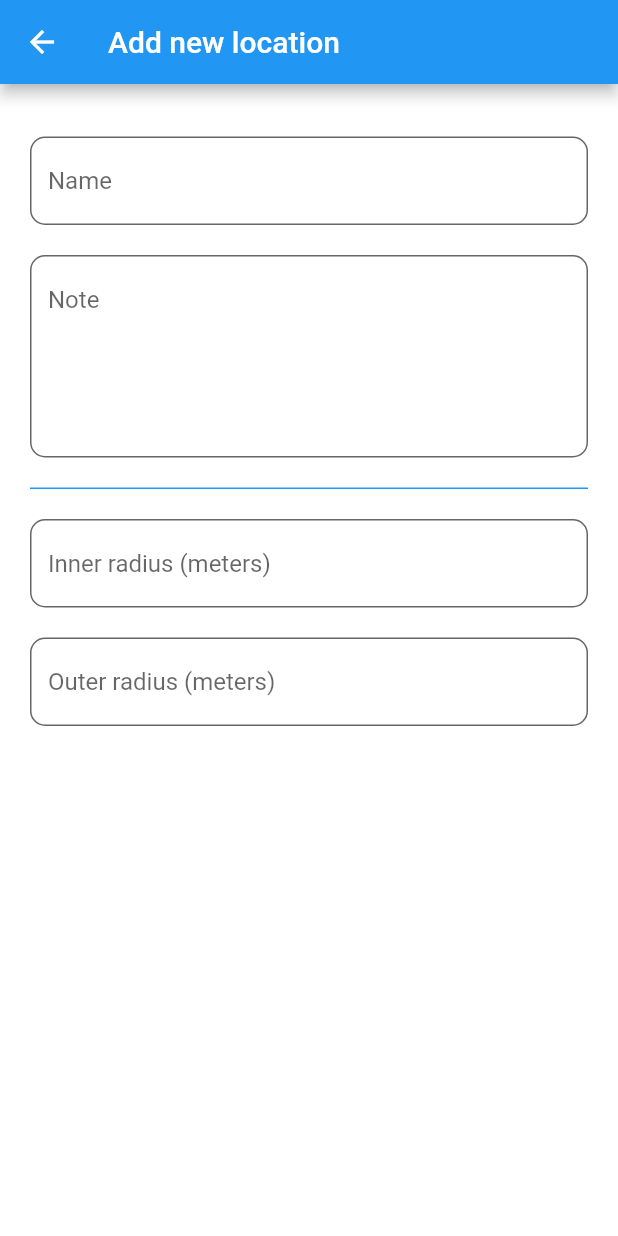
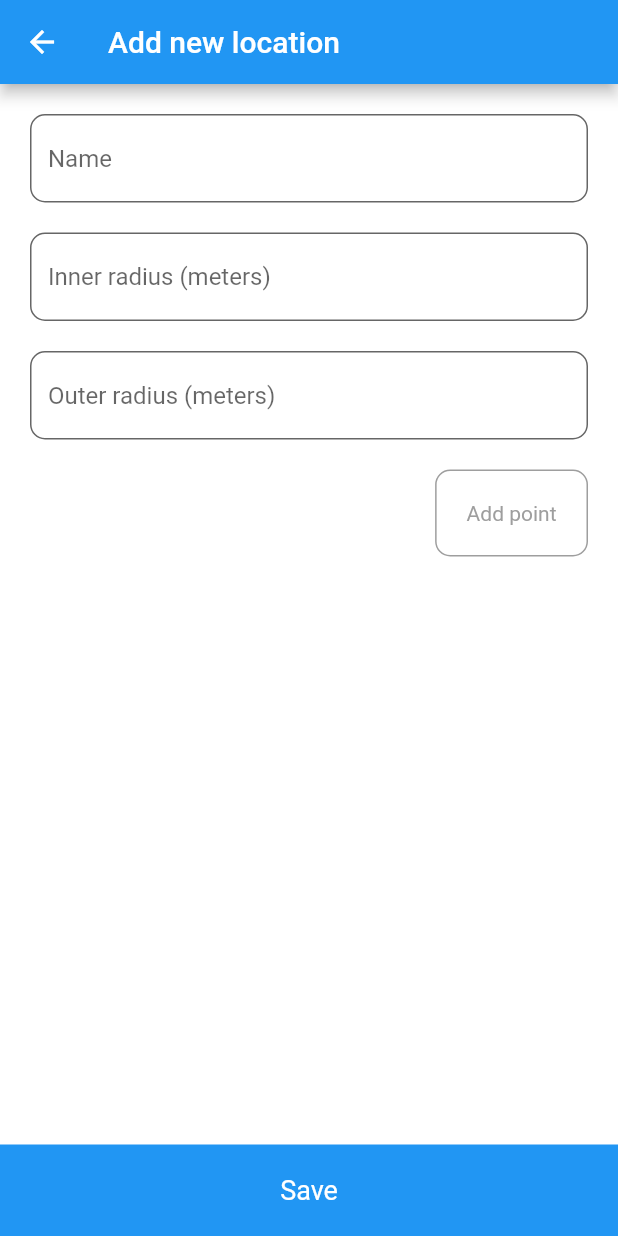
Before and after one commit to salihagic/PinPoint, a Flutter app: the screen it shows after launch, after a tap on the "add" icon, on a phone screen of 412 x 824 dp. Run offline on Flutter 3.47's test engine with Material 2 defaults, Android fonts, the phone set to English and light mode, and no system bars; our stand-ins replace equatable, flutter_riverpod, geolocator, hive, hive_flutter; accounts and stored records are empty.

Commit message:
Multipoint for more refined precision

```diff
--- a/lib/data/initializers/local_data_source_initializer.dart
+++ b/lib/data/initializers/local_data_source_initializer.dart
@@ -4,12 +4,10 @@ import 'package:pinpoint/data/initializers/initializer.dart';
 import 'package:pinpoint/data/repositories/locations_repository.dart';
 import 'package:pinpoint/domain/entities/location_item.dart';
 import 'package:pinpoint/domain/entities/location_point.dart';
-import 'package:pinpoint/domain/enumerations/location_item_type.dart';
 
 void registerHiveAdapters() {
   Hive.registerAdapter(LocationPointAdapter());
   Hive.registerAdapter(LocationItemAdapter());
-  Hive.registerAdapter(LocationItemTypeAdapter());
 }
 
 final localDataSourceInitializer = FutureProvider(
--- a/lib/data/repositories/locations_repository.dart
+++ b/lib/data/repositories/locations_repository.dart
@@ -2,8 +2,10 @@ import 'package:flutter_riverpod/flutter_riverpod.dart';
 
 import 'package:hive_flutter/hive_flutter.dart';
 import 'package:pinpoint/constants/storage_keys.dart';
+import 'package:pinpoint/data/models/location_item_add_model.dart';
 import 'package:pinpoint/data/storage.dart';
 import 'package:pinpoint/domain/entities/location_item.dart';
+import 'package:pinpoint/domain/entities/location_point.dart';
 
 final locationsRepositoryProvider = Provider<LocationsRepository>(
   (ref) => LocationsRepositoryImpl(),
@@ -11,7 +13,7 @@ final locationsRepositoryProvider = Provider<LocationsRepository>(
 
 abstract class LocationsRepository {
   Future<void> init();
-  Future<void> add(LocationItem locationItem);
+  Future<void> add(LocationItemAddModel model);
   Future<List<LocationItem>> getItems();
   Future<void> delete(String id);
 }
@@ -26,8 +28,18 @@ class LocationsRepositoryImpl implements LocationsRepository {
   }
 
   @override
-  Future<void> add(LocationItem locationItem) async =>
-      await _locationsStorage.add(locationItem);
+  Future<void> add(LocationItemAddModel model) async {
+    final midPoint = _calculateMidPoint(model.points);
+
+    final item = LocationItem(
+      name: model.name,
+      innerRadius: model.innerRadius,
+      outerRadius: model.outerRadius,
+      point: midPoint,
+    );
+
+    await _locationsStorage.add(item);
+  }
 
   @override
   Future<List<LocationItem>> getItems() async =>
@@ -39,4 +51,27 @@ class LocationsRepositoryImpl implements LocationsRepository {
 
     item.delete();
   }
+
+  LocationPoint _calculateMidPoint(List<LocationPoint> points) {
+    if (points.isEmpty) {
+      throw ArgumentError('List of points cannot be empty');
+    }
+
+    double sumLatitude = 0;
+    double sumLongitude = 0;
+    int count = points.length;
+
+    for (var point in points) {
+      sumLatitude += point.latitude;
+      sumLongitude += point.longitude;
+    }
+
+    double centerLatitude = sumLatitude / count;
+    double centerLongitude = sumLongitude / count;
+
+    return LocationPoint(
+      latitude: centerLatitude,
+      longitude: centerLongitude,
+    );
+  }
 }
--- a/lib/domain/entities/location_item.dart
+++ b/lib/domain/entities/location_item.dart
@@ -4,7 +4,6 @@ import 'package:uuid/uuid.dart';
 
 import 'package:pinpoint/constants/hive_types.dart';
 import 'package:pinpoint/domain/entities/location_point.dart';
-import 'package:pinpoint/domain/enumerations/location_item_type.dart';
 
 part 'location_item.g.dart';
 
@@ -17,30 +16,20 @@ class LocationItem extends HiveObject with EquatableMixin {
   final String? name;
 
   @HiveField(2)
-  final String? note;
+  final double innerRadius;
 
   @HiveField(3)
-  final double innerRadius;
+  final double outerRadius;
 
   @HiveField(4)
-  final double outerRadius;
-
-  @HiveField(5)
-  final List<LocationPoint> points;
-
-  LocationPoint get point => points.first;
-
-  @HiveField(6)
-  final LocationItemType type;
+  final LocationPoint point;
 
   LocationItem({
     String? id,
     this.name,
-    this.note,
     this.innerRadius = 0,
     this.outerRadius = 0,
-    required this.points,
-    this.type = LocationItemType.radius,
+    required this.point,
   }) : id = id ?? const Uuid().v1();
 
   @override
@@ -49,20 +38,16 @@ class LocationItem extends HiveObject with EquatableMixin {
   LocationItem copyWith({
     String? id,
     String? name,
-    String? note,
     double? innerRadius,
     double? outerRadius,
-    List<LocationPoint>? points,
-    LocationItemType? type,
+    LocationPoint? point,
   }) {
     return LocationItem(
       id: id ?? this.id,
       name: name ?? this.name,
-      note: note ?? this.note,
       innerRadius: innerRadius ?? this.innerRadius,
       outerRadius: outerRadius ?? this.outerRadius,
-      points: points ?? this.points,
-      type: type ?? this.type,
+      point: point ?? this.point,
     );
   }
 
@@ -70,11 +55,9 @@ class LocationItem extends HiveObject with EquatableMixin {
     return <String, dynamic>{
       'id': id,
       'name': name,
-      'note': note,
       'innerRadius': innerRadius,
       'outerRadius': outerRadius,
-      'points': points.map((x) => x.toMap()).toList(),
-      'type': type.name,
+      'points': point.toMap(),
     };
   }
 }
--- a/lib/domain/notifiers/location_add_notifier/location_add_state_notifier.dart
+++ b/lib/domain/notifiers/location_add_notifier/location_add_state_notifier.dart
@@ -1,33 +1,45 @@
 import 'package:flutter_riverpod/flutter_riverpod.dart';
+import 'package:pinpoint/data/models/location_item_add_model.dart';
 import 'package:pinpoint/data/repositories/locations_repository.dart';
-import 'package:pinpoint/domain/entities/location_item.dart';
 import 'package:pinpoint/domain/entities/location_point.dart';
 import 'package:pinpoint/domain/notifiers/location_add_notifier/location_add_state.dart';
 
 final locationAddStateNotifierProvider =
     StateNotifierProvider<LocationAddStateNotifier, LocationAddState>(
   (ref) => LocationAddStateNotifier(
+    ref: ref,
     locationsRepository: ref.read(locationsRepositoryProvider),
   ),
 );
 
 class LocationAddStateNotifier extends StateNotifier<LocationAddState> {
+  final Ref ref;
   final LocationsRepository locationsRepository;
 
   LocationAddStateNotifier({
+    required this.ref,
     required this.locationsRepository,
   }) : super(LocationAddState.initial());
 
-  Future<void> update(LocationItem item) async {
-    state = state.copyWith(item: item);
+  Future<void> update(LocationItemAddModel model) async {
+    state = state.copyWith(status: LocationAddStateStatus.dirty, model: model);
   }
 
-  Future<void> save(LocationPoint locationPoint) async {
+  Future<void> addPoint(LocationPoint point) async {
+    final currentPoints = List<LocationPoint>.from(state.model.points);
+
+    currentPoints.add(point);
+
+    state = state.copyWith(
+      status: LocationAddStateStatus.dirty,
+      model: state.model.copyWith(points: currentPoints),
+    );
+  }
+
+  Future<void> save() async {
     state = state.copyWith(status: LocationAddStateStatus.submitting);
 
-    state.item.points.add(locationPoint);
-
-    await locationsRepository.add(state.item);
+    await locationsRepository.add(state.model);
 
     state = state.copyWith(status: LocationAddStateStatus.submittingSuccess);
     state = LocationAddState.initial();
--- a/lib/presentation/location_add_page.dart
+++ b/lib/presentation/location_add_page.dart
@@ -8,6 +8,7 @@ import 'package:pinpoint/domain/notifiers/location_add_notifier/location_add_sta
 import 'package:pinpoint/domain/notifiers/my_location_notifier/my_location_state_notifier.dart';
 import 'package:pinpoint/presentation/common/text_input.dart';
 import 'package:pinpoint/presentation/my_position_info_widget.dart';
+import 'package:pinpoint/presentation/position_info_widget.dart';
 
 class LocationAddPage extends ConsumerWidget {
   const LocationAddPage({super.key});
@@ -34,22 +35,16 @@ class LocationAddPage extends ConsumerWidget {
               child: Padding(
                 padding: const EdgeInsets.symmetric(horizontal: 20),
                 child: ListView(
-                  children: [
-                    const SizedBox(height: 20),
-                    const MyPositionInfoWidget(),
-                    const SizedBox(height: 15),
-                    // const _Type(),
-                    // const SizedBox(height: 20),
-                    const _Name(),
-                    const SizedBox(height: 20),
-                    const _Note(),
-                    const SizedBox(height: 20),
-                    Container(color: Theme.of(context).primaryColor, height: 1),
-                    const SizedBox(height: 20),
-                    const _InnerRadius(),
-                    const SizedBox(height: 20),
-                    const _OuterRadius(),
-                    const SizedBox(height: 200),
+                  children: const [
+                    SizedBox(height: 20),
+                    _Name(),
+                    SizedBox(height: 20),
+                    _InnerRadius(),
+                    SizedBox(height: 20),
+                    _OuterRadius(),
+                    SizedBox(height: 20),
+                    _MyPositionWidget(),
+                    SizedBox(height: 200),
                   ],
                 ),
               ),
@@ -62,65 +57,18 @@ class LocationAddPage extends ConsumerWidget {
   }
 }
 
-// Possible implementation is radius or polygonal
-// class _Type extends ConsumerWidget {
-//   const _Type({
-//     super.key,
-//   });
-
-//   @override
-//   Widget build(BuildContext context, WidgetRef ref) {
-//     final item = ref.watch(locationAddStateNotifierProvider).item;
-
-//     return DropdownButton(
-//       isExpanded: true,
-//       items: LocationItemType.values
-//           .map(
-//             (type) => DropdownMenuItem(
-//               value: type,
-//               child: Text(type.name),
-//             ),
-//           )
-//           .toList(),
-//       value: item.type,
-//       onChanged: (type) => ref
-//           .read(locationAddStateNotifierProvider.notifier)
-//           .update(item.copyWith(type: type)),
-//     );
-//   }
-// }
-
 class _Name extends ConsumerWidget {
   const _Name({super.key});
 
   @override
   Widget build(BuildContext context, WidgetRef ref) {
-    final item = ref.watch(locationAddStateNotifierProvider).item;
+    final model = ref.watch(locationAddStateNotifierProvider).model;
 
     return TextInput(
       hintText: 'Name',
       onChanged: (text) => ref
           .read(locationAddStateNotifierProvider.notifier)
-          .update(item.copyWith(name: text)),
-    );
-  }
-}
-
-class _Note extends ConsumerWidget {
-  const _Note({
-    super.key,
-  });
-
-  @override
-  Widget build(BuildContext context, WidgetRef ref) {
-    final item = ref.watch(locationAddStateNotifierProvider).item;
-
-    return TextInput(
-      hintText: 'Note',
-      minLines: 5,
-      onChanged: (text) => ref
-          .read(locationAddStateNotifierProvider.notifier)
-          .update(item.copyWith(name: text)),
+          .update(model.copyWith(name: text)),
     );
   }
 }
@@ -132,14 +80,14 @@ class _InnerRadius extends ConsumerWidget {
 
   @override
   Widget build(BuildContext context, WidgetRef ref) {
-    final item = ref.watch(locationAddStateNotifierProvider).item;
+    final model = ref.watch(locationAddStateNotifierProvider).model;
 
     return TextInput(
       type: TextInputType.number,
       hintText: 'Inner radius (meters)',
       onChanged: (text) => ref
           .read(locationAddStateNotifierProvider.notifier)
-          .update(item.copyWith(innerRadius: double.tryParse(text))),
+          .update(model.copyWith(innerRadius: double.tryParse(text))),
     );
   }
 }
@@ -151,14 +99,101 @@ class _OuterRadius extends ConsumerWidget {
 
   @override
   Widget build(BuildContext context, WidgetRef ref) {
-    final item = ref.watch(locationAddStateNotifierProvider).item;
+    final model = ref.watch(locationAddStateNotifierProvider).model;
 
     return TextInput(
       type: TextInputType.number,
       hintText: 'Outer radius (meters)',
       onChanged: (text) => ref
           .read(locationAddStateNotifierProvider.notifier)
-          .update(item.copyWith(outerRadius: double.tryParse(text))),
+          .update(model.copyWith(outerRadius: double.tryParse(text))),
+    );
+  }
+}
+
+class _MyPositionWidget extends ConsumerWidget {
+  const _MyPositionWidget({
+    super.key,
+  });
+
+  @override
+  Widget build(BuildContext context, WidgetRef ref) {
+    return Column(
+      crossAxisAlignment: CrossAxisAlignment.start,
+      children: [
+        Row(
+          children: [
+            const Expanded(child: MyPositionInfoWidget()),
+            const SizedBox(width: 20),
+            Consumer(
+              builder: (context, ref, child) {
+                final myLocation =
+                    ref.watch(myLocationStateNotifierProvider).myLocation;
+                final myLocationPoint = myLocation != null
+                    ? LocationPoint.fromPosition(myLocation)
+                    : null;
+                final lastPoint =
+                    ref.watch(locationAddStateNotifierProvider).lastPoint;
+
+                final isLastPointSameAsCurrent = myLocationPoint != null
+                    ? lastPoint == myLocationPoint
+                    : true;
+
+                return InkWell(
+                  onTap: () => isLastPointSameAsCurrent
+                      ? null
+                      : ref
+                          .read(locationAddStateNotifierProvider.notifier)
+                          .addPoint(myLocationPoint),
+                  child: Container(
+                    padding: const EdgeInsets.all(20),
+                    decoration: BoxDecoration(
+                      border: Border.all(
+                        color: isLastPointSameAsCurrent
+                            ? Colors.grey
+                            : Theme.of(context).primaryColor,
+                      ),
+                      borderRadius: BorderRadius.circular(10),
+                    ),
+                    child: Text(
+                      'Add point',
+                      style: TextStyle(
+                          color: isLastPointSameAsCurrent
+                              ? Colors.grey
+                              : Theme.of(context).primaryColor,
+                          fontSize: 14),
+                      textAlign: TextAlign.center,
+                    ),
+                  ),
+                );
+              },
+            ),
+          ],
+        ),
+        const SizedBox(width: 20),
+        Consumer(
+          builder: (context, ref, child) {
+            final points =
+                ref.watch(locationAddStateNotifierProvider).model.points;
+
+            return Column(
+              crossAxisAlignment: CrossAxisAlignment.start,
+              children: points
+                  .map(
+                    (point) => Padding(
+                      padding: const EdgeInsets.only(top: 10.0),
+                      child: PositionInfoWidget(
+                        latitude: point.latitude.toString(),
+                        longitude: point.longitude.toString(),
+                        withBorder: true,
+                      ),
+                    ),
+                  )
+                  .toList(),
+            );
+          },
+        ),
+      ],
     );
   }
 }
@@ -170,13 +205,8 @@ class _SubmitButton extends ConsumerWidget {
 
   @override
   Widget build(BuildContext context, WidgetRef ref) {
-    final myLocation = ref.watch(myLocationStateNotifierProvider).myLocation;
-
-    if (myLocation != null) {
     return InkWell(
-        onTap: () => ref
-            .read(locationAddStateNotifierProvider.notifier)
-            .save(LocationPoint.fromPosition(myLocation)),
+      onTap: () => ref.read(locationAddStateNotifierProvider.notifier).save(),
       child: Row(
         children: [
           Container(
@@ -193,7 +223,4 @@ class _SubmitButton extends ConsumerWidget {
       ),
     );
   }
-
-    return const SizedBox();
 }
-}
--- a/lib/presentation/location_item_widget.dart
+++ b/lib/presentation/location_item_widget.dart
@@ -2,6 +2,7 @@ import 'package:flutter/material.dart';
 import 'package:flutter_riverpod/flutter_riverpod.dart';
 import 'package:pinpoint/domain/entities/location_item.dart';
 import 'package:pinpoint/domain/notifiers/location_delete_notifier/location_delete_state_notifier.dart';
+import 'package:pinpoint/presentation/position_info_widget.dart';
 
 class LocationItemWidget extends ConsumerWidget {
   final LocationItem locationItem;
@@ -21,23 +22,13 @@ class LocationItemWidget extends ConsumerWidget {
         borderRadius: BorderRadius.circular(10),
         border: Border.all(color: Colors.black12),
       ),
-      child: Row(
-        crossAxisAlignment: CrossAxisAlignment.start,
+      child: Column(
+        children: [
+          Row(
+            crossAxisAlignment: CrossAxisAlignment.center,
             children: [
               Expanded(
-            child: Column(
-              crossAxisAlignment: CrossAxisAlignment.start,
-              children: [
-                Text(locationItem.name ?? ''),
-                if (locationItem.note != null) ...{
-                  const SizedBox(height: 10),
-                  Text(
-                    locationItem.note ?? '',
-                    style: const TextStyle(fontSize: 12),
-                  ),
-                }
-              ],
-            ),
+                child: Text(locationItem.name ?? ''),
               ),
               Material(
                 borderRadius: BorderRadius.circular(50),
@@ -75,6 +66,14 @@ class LocationItemWidget extends ConsumerWidget {
               ),
             ],
           ),
+          const SizedBox(height: 20),
+          PositionInfoWidget(
+            withBorder: true,
+            latitude: locationItem.point.latitude.toStringAsPrecision(10),
+            longitude: locationItem.point.longitude.toStringAsPrecision(10),
+          ),
+        ],
+      ),
     );
   }
 }
--- a/lib/presentation/my_position_info_widget.dart
+++ b/lib/presentation/my_position_info_widget.dart
@@ -2,6 +2,7 @@ import 'package:flutter_riverpod/flutter_riverpod.dart';
 
 import 'package:flutter/material.dart';
 import 'package:pinpoint/domain/notifiers/my_location_notifier/my_location_state_notifier.dart';
+import 'package:pinpoint/presentation/position_info_widget.dart';
 
 class MyPositionInfoWidget extends ConsumerWidget {
   const MyPositionInfoWidget({
@@ -13,22 +14,9 @@ class MyPositionInfoWidget extends ConsumerWidget {
     final myLocation = ref.watch(myLocationStateNotifierProvider).myLocation;
 
     if (myLocation != null) {
-      return Row(
-        mainAxisAlignment: MainAxisAlignment.spaceBetween,
-        children: [
-          Column(
-            children: [
-              const Text('Latitude', style: TextStyle(fontSize: 12)),
-              Text('${myLocation.latitude} '),
-            ],
-          ),
-          Column(
-            children: [
-              const Text('Longitude', style: TextStyle(fontSize: 12)),
-              Text('${myLocation.longitude} '),
-            ],
-          ),
-        ],
+      return PositionInfoWidget(
+        latitude: myLocation.latitude.toString(),
+        longitude: myLocation.longitude.toString(),
       );
     }
 
```
Also changed, not shown: lib/data/models/location_item_add_model.dart (added, +30 -0 lines), lib/domain/enumerations/location_item_type.dart (deleted, +0 -18 lines), lib/domain/notifiers/location_add_notifier/location_add_state.dart (+10 -6 lines), lib/domain/notifiers/proximity_notifier/proximity_notifier_state_notifier.dart (+4 -7 lines), lib/presentation/my_position_info_wrapper.dart (deleted, +0 -23 lines), lib/presentation/position_info_widget.dart (added, +42 -0 lines), lib/domain/entities/location_item.g.dart, lib/domain/enumerations/location_item_type.g.dart (deleted). Lines whose indentation alone changed are shown as unchanged.
